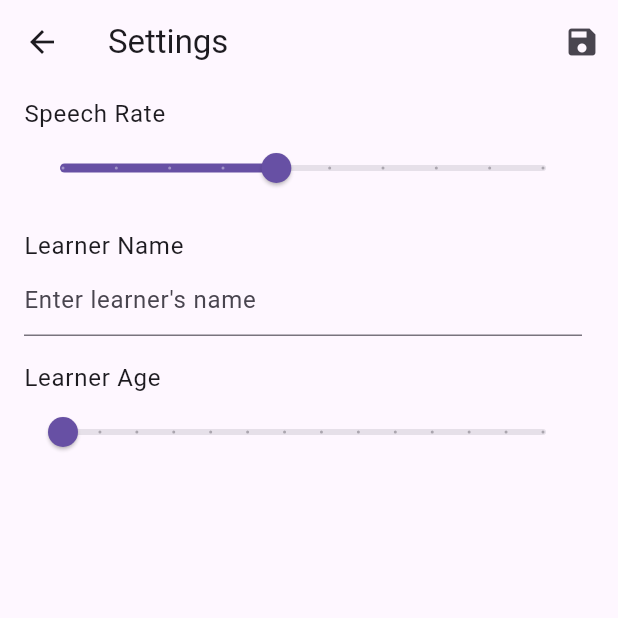
After one commit to mind-engage/doodle-dragon, a Flutter app: the screen it shows after launch, after a tap on the "settings" icon, on a phone screen of 412 x 824 dp, the top half of it. The commit adds this screen. Run offline on Flutter 3.47's test engine with Material 3 defaults, Android fonts, the phone set to English and light mode, and no system bars; our stand-ins replace flutter_dotenv, flutter_tts, share_plus, shared_preferences; missing offline and left inert: dart_openai; Roboto replaces fonts that are missing (ComicSansMS).

Commit message:
Setting button added

```diff
--- a/lib/main.dart
+++ b/lib/main.dart
@@ -1,5 +1,6 @@
 import 'package:flutter/material.dart';
 import 'sketch_screen.dart';
+import 'settings_screen.dart'; // Import the settings screen
 import 'package:flutter_dotenv/flutter_dotenv.dart';
 
 Future main() async {
@@ -52,6 +53,20 @@ class _HomeScreenState extends State<HomeScreen> with SingleTickerProviderStateM
   @override
   Widget build(BuildContext context) {
     return Scaffold(
+      appBar: AppBar(
+        title: Text('Doodle Dragon Home'),
+        actions: <Widget>[
+          IconButton(
+            icon: Icon(Icons.settings),
+            onPressed: () {
+              Navigator.push(
+                context,
+                MaterialPageRoute(builder: (context) => SettingsScreen()),
+              );
+            },
+          ),
+        ],
+      ),
       body: Container(
         decoration: BoxDecoration(
           gradient: LinearGradient(
--- /dev/null
+++ b/lib/settings_screen.dart
@@ -0,0 +1,117 @@
+import 'package:flutter/material.dart';
+import 'package:shared_preferences/shared_preferences.dart';
+
+class SettingsScreen extends StatefulWidget {
+  @override
+  _SettingsScreenState createState() => _SettingsScreenState();
+}
+
+class _SettingsScreenState extends State<SettingsScreen> {
+  late SharedPreferences prefs;
+  double speechRate = 0.5;
+  String learnerName = "";
+  int learnerAge = 3; // Default to the minimum age
+  bool _isLoading = true;
+
+  @override
+  void initState() {
+    super.initState();
+    loadSettings();
+  }
+
+  Future<void> loadSettings() async {
+    prefs = await SharedPreferences.getInstance();
+    setState(() {
+      speechRate = prefs.getDouble('speechRate') ?? 0.5;
+      learnerName = prefs.getString('learnerName') ?? "";
+      learnerAge = prefs.getInt('learnerAge') ?? 3;
+      _isLoading = false;
+    });
+  }
+
+  Future<void> saveSettings(String key, dynamic value) async {
+    if (value is double) {
+      await prefs.setDouble(key, value);
+    } else if (value is String) {
+      await prefs.setString(key, value);
+    } else if (value is int) {
+      await prefs.setInt(key, value);
+    }
+    loadSettings(); // Reload settings to ensure UI is up to date
+  }
+
+  @override
+  Widget build(BuildContext context) {
+    if (_isLoading) {
+      return Scaffold(
+        appBar: AppBar(title: Text('Settings')),
+        body: Center(child: CircularProgressIndicator()),
+      );
+    }
+
+    return Scaffold(
+      appBar: AppBar(
+        title: Text('Settings'),
+        actions: [
+          IconButton(
+            icon: Icon(Icons.save),
+            onPressed: () {
+              // Optionally save all settings at once if necessary
+            },
+          ),
+        ],
+      ),
+      body: ListView(
+        children: [
+          ListTile(
+            title: Text('Speech Rate'),
+            subtitle: Slider(
+              min: 0.1,
+              max: 1.0,
+              divisions: 9,
+              label: speechRate.toStringAsFixed(1),
+              value: speechRate,
+              onChanged: (double value) {
+                setState(() {
+                  speechRate = value;
+                });
+                saveSettings('speechRate', value);
+              },
+            ),
+          ),
+          ListTile(
+            title: Text('Learner Name'),
+            subtitle: TextField(
+              decoration: InputDecoration(
+                hintText: "Enter learner's name",
+              ),
+              controller: TextEditingController(text: learnerName),
+              onSubmitted: (String value) {
+                setState(() {
+                  learnerName = value;
+                });
+                saveSettings('learnerName', value);
+              },
+            ),
+          ),
+          ListTile(
+            title: Text('Learner Age'),
+            subtitle: Slider(
+              min: 3,
+              max: 16,
+              divisions: 13,
+              label: learnerAge.toString(),
+              value: learnerAge.toDouble(),
+              onChanged: (double value) {
+                setState(() {
+                  learnerAge = value.toInt();
+                });
+                saveSettings('learnerAge', value.toInt());
+              },
+            ),
+          ),
+        ],
+      ),
+    );
+  }
+}
--- a/pubspec.yaml
+++ b/pubspec.yaml
@@ -37,6 +37,7 @@ dependencies:
   flutter_tts: ^3.3.3
   dart_openai: ^5.1.0
   share_plus: ^9.0.0
+  shared_preferences: ^2.0.13
 
   # The following adds the Cupertino Icons font to your application.
   # Use with the CupertinoIcons class for iOS style icons.
```
